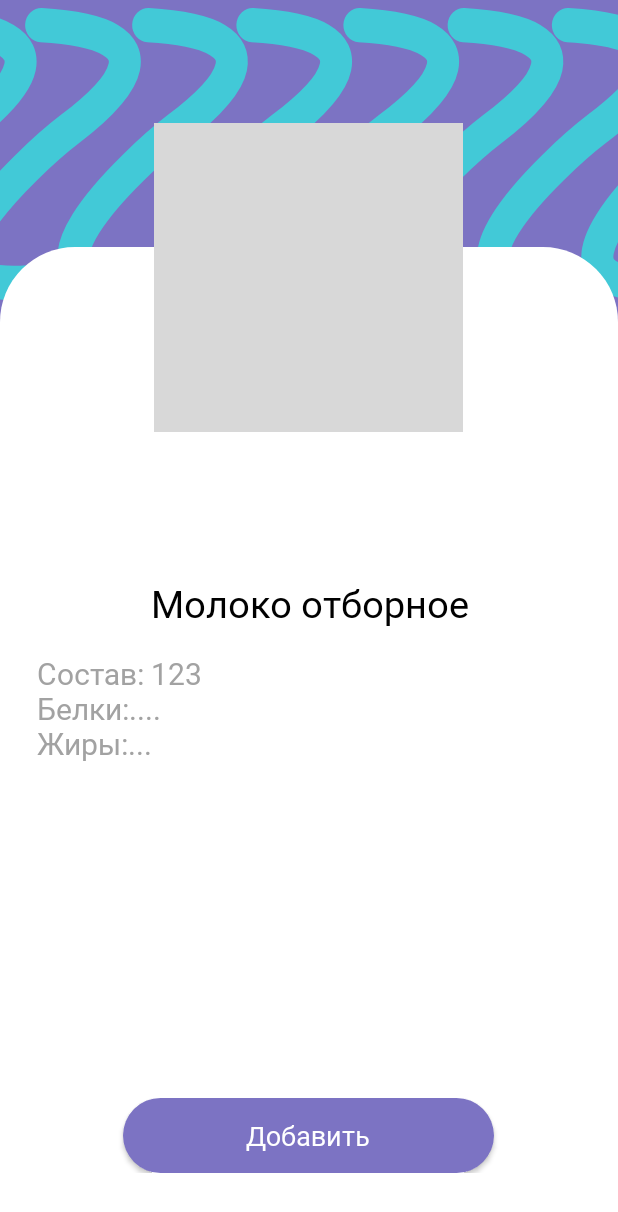
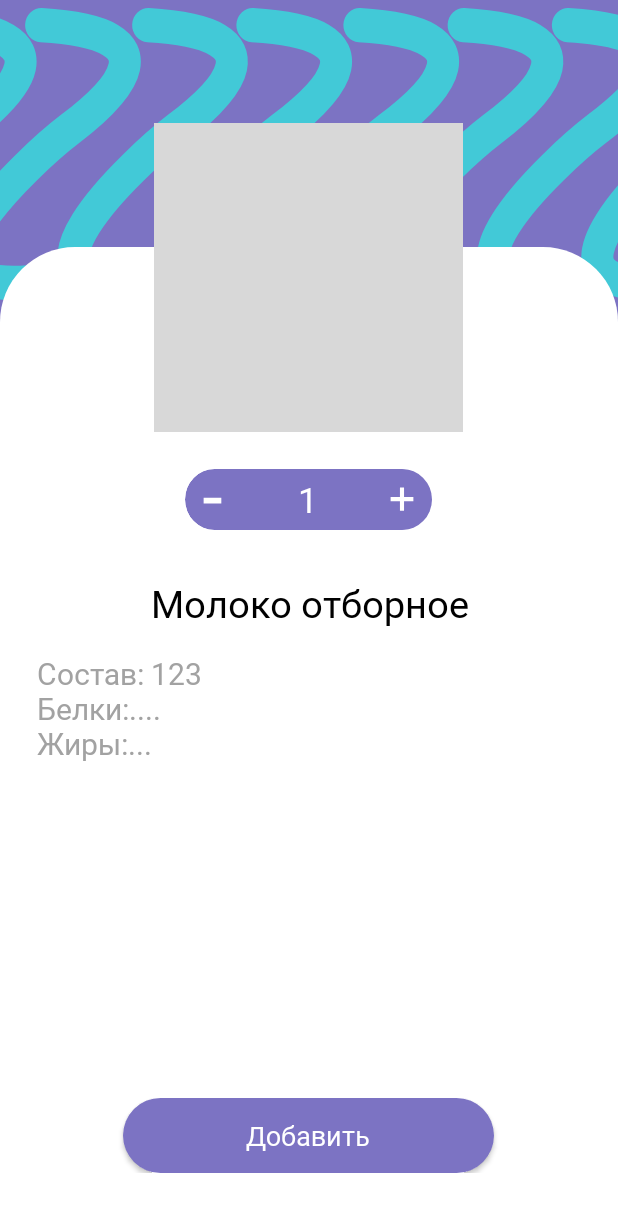
Before and after one commit to teamdevm/team-project-refrigerator, an Android app: the layout activity_new_product.xml on its own in the app's theme, with its tools: preview values and no code run, on a phone screen of 412 x 824 dp. Shown: the top 1212 px of the screen. Run offline under Robolectric (Android 15) with nearby library versions, the phone set to English and light mode, and no system bars.

Commit message:
Добавлен кастомный виджет NumericUpDown

```diff
--- /dev/null
+++ b/app/app/src/main/java/com/pmi/kysp/NumericUpDownWidget.java
@@ -0,0 +1,69 @@
+package com.pmi.kysp;
+
+import android.content.Context;
+import android.util.AttributeSet;
+import android.util.Log;
+import android.view.LayoutInflater;
+import android.view.View;
+import android.widget.LinearLayout;
+import android.widget.TextView;
+
+import androidx.appcompat.widget.AppCompatButton;
+
+public class NumericUpDownWidget extends LinearLayout {
+    private int Value;
+
+    public NumericUpDownWidget(Context context, AttributeSet attrs, int defStyle) {
+        super(context, attrs, defStyle);
+        initView();
+    }
+
+    public NumericUpDownWidget(Context context, AttributeSet attrs) {
+        super(context, attrs);
+        initView();
+    }
+
+    public NumericUpDownWidget(Context context) {
+        super(context);
+        initView();
+    }
+
+    private void initView() {
+        LayoutInflater layoutInflater = LayoutInflater.from(getContext());
+        layoutInflater.inflate(R.layout.numeric_updown_widget, this, true);
+
+        AppCompatButton minusBtn = (AppCompatButton)findViewById(R.id.numeric__minus);
+        AppCompatButton plusBtn = (AppCompatButton)findViewById(R.id.numeric__plus);
+
+        Value = 1;
+        updateTextValue();
+
+        minusBtn.setOnClickListener(new OnClickListener() {
+            @Override
+            public void onClick(View v) {
+                if (Value == 1) return;
+                Value--;
+                updateTextValue();
+            }
+        });
+
+        plusBtn.setOnClickListener(new OnClickListener() {
+            @Override
+            public void onClick(View v) {
+                Value++;
+                updateTextValue();
+            }
+        });
+    }
+
+    private void updateTextValue()
+    {
+        TextView textView = (TextView)findViewById(R.id.numeric__number);
+        textView.setText(String.valueOf(Value));
+    }
+
+    public int getValue()
+    {
+        return Value;
+    }
+}
--- /dev/null
+++ b/app/app/src/main/res/drawable/va_minus.xml
@@ -0,0 +1,20 @@
+<vector xmlns:android="http://schemas.android.com/apk/res/android"
+    android:width="29dp"
+    android:height="29dp"
+    android:viewportWidth="29"
+    android:viewportHeight="29">
+  <group>
+    <clip-path
+        android:pathData="M0,0h29v29H0z"/>
+    <group>
+      <clip-path
+          android:pathData="M14.5,0L111.5,0A14.5,14.5 0,0 1,126 14.5L126,14.5A14.5,14.5 0,0 1,111.5 29L14.5,29A14.5,14.5 0,0 1,0 14.5L0,14.5A14.5,14.5 0,0 1,14.5 0z"/>
+      <path
+          android:pathData="M14.5,0L111.5,0A14.5,14.5 0,0 1,126 14.5L126,14.5A14.5,14.5 0,0 1,111.5 29L14.5,29A14.5,14.5 0,0 1,0 14.5L0,14.5A14.5,14.5 0,0 1,14.5 0z"
+          android:fillColor="#7C73C3"/>
+      <path
+          android:pathData="M17.855,13.65v2.7h-8.7v-2.7h8.7Z"
+          android:fillColor="#fff"/>
+    </group>
+  </group>
+</vector>
--- /dev/null
+++ b/app/app/src/main/res/drawable/va_plus.xml
@@ -0,0 +1,20 @@
+<vector xmlns:android="http://schemas.android.com/apk/res/android"
+    android:width="29dp"
+    android:height="29dp"
+    android:viewportWidth="29"
+    android:viewportHeight="29">
+  <group>
+    <clip-path
+        android:pathData="M0,0h29v29H0z"/>
+    <group>
+      <clip-path
+          android:pathData="M-82.5,0L15.5,0A14.5,14.5 0,0 1,30 14.5L30,14.5A14.5,14.5 0,0 1,15.5 29L-82.5,29A14.5,14.5 0,0 1,-97 14.5L-97,14.5A14.5,14.5 0,0 1,-82.5 0z"/>
+      <path
+          android:pathData="M-82.5,0L14.5,0A14.5,14.5 0,0 1,29 14.5L29,14.5A14.5,14.5 0,0 1,14.5 29L-82.5,29A14.5,14.5 0,0 1,-97 14.5L-97,14.5A14.5,14.5 0,0 1,-82.5 0z"
+          android:fillColor="#7C73C3"/>
+      <path
+          android:pathData="M19.998,15.29h-4.51v4.51h-1.98v-4.51h-4.51v-1.98h4.51V8.8h1.98v4.51h4.51v1.98Z"
+          android:fillColor="#fff"/>
+    </group>
+  </group>
+</vector>
--- a/app/app/src/main/res/layout/activity_new_product.xml
+++ b/app/app/src/main/res/layout/activity_new_product.xml
@@ -40,8 +40,30 @@
         <View
             android:layout_width="match_parent"
             android:layout_height="0dp"
-            android:layout_weight="8"
+            android:layout_weight="3"
             />
+        <LinearLayout
+            android:layout_width="match_parent"
+            android:layout_height="0dp"
+            android:layout_weight="5"
+            android:orientation="horizontal"
+            android:weightSum="100">
+            <View
+                android:layout_width="0dp"
+                android:layout_height="match_parent"
+                android:layout_weight="30"/>
+
+            <com.pmi.kysp.NumericUpDownWidget
+                android:id="@+id/numeric"
+                android:layout_width="0dp"
+                android:layout_height="match_parent"
+                android:layout_weight="40"/>
+
+            <View
+                android:layout_width="0dp"
+                android:layout_height="match_parent"
+                android:layout_weight="30"/>
+        </LinearLayout>
         <View
             android:layout_width="match_parent"
             android:layout_height="0dp"
--- /dev/null
+++ b/app/app/src/main/res/layout/numeric_updown_widget.xml
@@ -0,0 +1,29 @@
+<?xml version="1.0" encoding="utf-8"?>
+<LinearLayout xmlns:android="http://schemas.android.com/apk/res/android"
+    android:layout_width="match_parent"
+    android:layout_height="match_parent"
+    android:weightSum="100">
+    <androidx.appcompat.widget.AppCompatButton
+        android:layout_width="0dp"
+        android:layout_height="match_parent"
+        android:layout_weight="24"
+        android:background="@drawable/va_minus"
+        android:id="@+id/numeric__minus"/>
+    <TextView
+        android:layout_width="0dp"
+        android:layout_height="match_parent"
+        android:layout_weight="52"
+        android:text="0"
+        android:gravity="center"
+        android:textSize="23sp"
+        android:textColor="@color/white"
+        android:background="@color/primary_color"
+        android:id="@+id/numeric__number"/>
+    <androidx.appcompat.widget.AppCompatButton
+        android:layout_width="0dp"
+        android:layout_height="match_parent"
+        android:layout_weight="24"
+        android:background="@drawable/va_plus"
+        android:id="@+id/numeric__plus"/>
+
+</LinearLayout>
```
